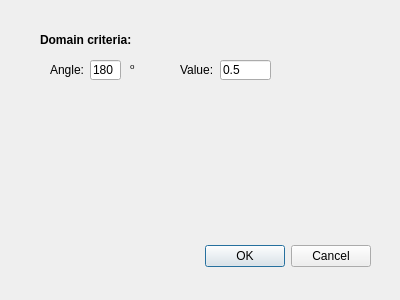
Before: the Qt Designer form domainCriteria.ui in billcxx/MUPRO-visualization, drawn with Qt 5.
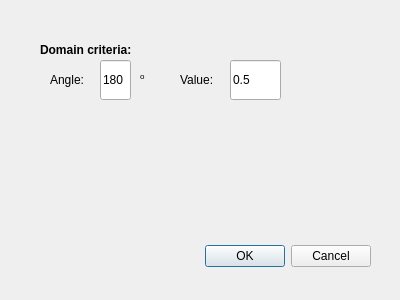
After: the same form once the commit is applied.

Commit message:
Add a new type of domain
As Yin Shi required for his VO2 visualization. Not fully tested bug may
exist

Patch:
```diff
--- a/domainCriteria.ui
+++ b/domainCriteria.ui
@@ -32,12 +32,18 @@
   <widget class="QLineEdit" name="domainStdAngle_LE">
    <property name="geometry">
     <rect>
-     <x>90</x>
+     <x>100</x>
      <y>60</y>
      <width>31</width>
-     <height>20</height>
+     <height>40</height>
     </rect>
    </property>
+   <property name="minimumSize">
+    <size>
+     <width>0</width>
+     <height>40</height>
+    </size>
+   </property>
    <property name="text">
     <string>180</string>
    </property>
@@ -48,9 +54,15 @@
      <x>180</x>
      <y>60</y>
      <width>41</width>
-     <height>20</height>
+     <height>40</height>
     </rect>
    </property>
+   <property name="minimumSize">
+    <size>
+     <width>0</width>
+     <height>40</height>
+    </size>
+   </property>
    <property name="text">
     <string>Value:</string>
    </property>
@@ -61,9 +73,15 @@
      <x>50</x>
      <y>60</y>
      <width>41</width>
-     <height>20</height>
+     <height>40</height>
     </rect>
    </property>
+   <property name="minimumSize">
+    <size>
+     <width>0</width>
+     <height>40</height>
+    </size>
+   </property>
    <property name="text">
     <string>Angle:</string>
    </property>
@@ -71,12 +89,18 @@
   <widget class="QLineEdit" name="domainStdValue_LE">
    <property name="geometry">
     <rect>
-     <x>220</x>
+     <x>230</x>
      <y>60</y>
      <width>51</width>
-     <height>20</height>
+     <height>40</height>
     </rect>
    </property>
+   <property name="minimumSize">
+    <size>
+     <width>0</width>
+     <height>40</height>
+    </size>
+   </property>
    <property name="text">
     <string>0.5</string>
    </property>
@@ -86,10 +110,16 @@
     <rect>
      <x>40</x>
      <y>30</y>
-     <width>101</width>
-     <height>20</height>
+     <width>151</width>
+     <height>40</height>
     </rect>
    </property>
+   <property name="minimumSize">
+    <size>
+     <width>0</width>
+     <height>40</height>
+    </size>
+   </property>
    <property name="font">
     <font>
      <weight>75</weight>
@@ -103,12 +133,18 @@
   <widget class="QLabel" name="label_7">
    <property name="geometry">
     <rect>
-     <x>130</x>
+     <x>140</x>
      <y>60</y>
      <width>20</width>
-     <height>20</height>
+     <height>40</height>
     </rect>
    </property>
+   <property name="minimumSize">
+    <size>
+     <width>0</width>
+     <height>40</height>
+    </size>
+   </property>
    <property name="text">
     <string>&lt;html&gt;&lt;head/&gt;&lt;body&gt;&lt;p&gt;&lt;span style=&quot; vertical-align:super;&quot;&gt;o&lt;/span&gt;&lt;/p&gt;&lt;/body&gt;&lt;/html&gt;</string>
    </property>
```
The commit also changes 7 other files.
